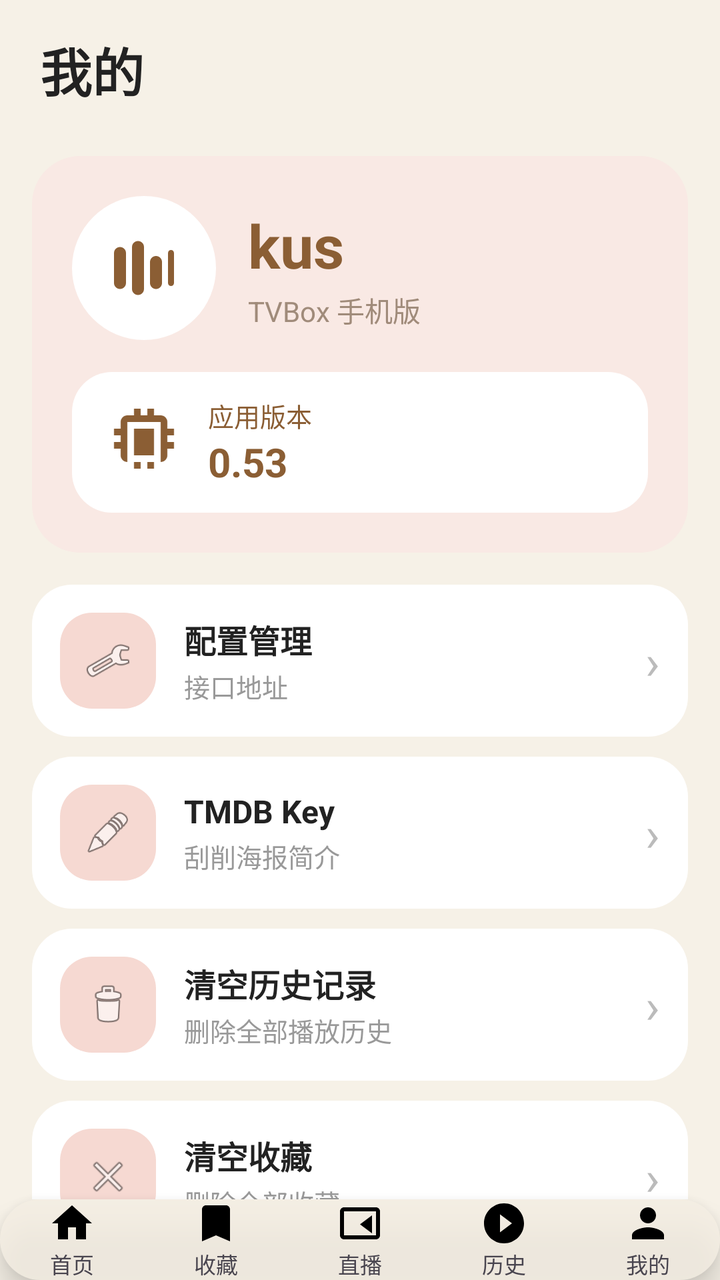
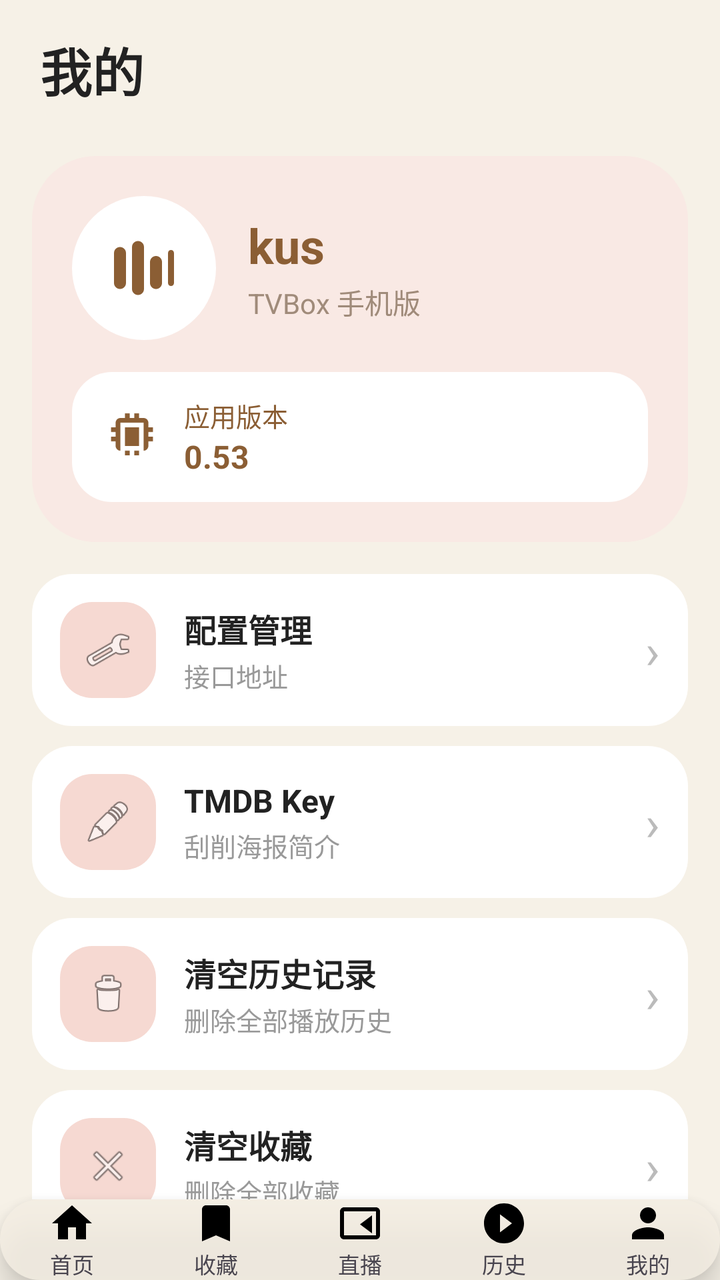

Two renders of the same Android screen: before a commit and after it. Below are the layout's source before the change and the commit's diff.
<!-- AndroidManifest.xml: application theme Theme.BoxZero -->
<!-- res/layout/activity_settings.xml -->
<?xml version="1.0" encoding="utf-8"?>
<LinearLayout xmlns:android="http://schemas.android.com/apk/res/android"
    android:layout_width="match_parent"
    android:layout_height="match_parent"
    android:background="#F6F1E7"
    android:orientation="vertical">

    <TextView
        android:layout_width="match_parent"
        android:layout_height="wrap_content"
        android:paddingStart="20dp"
        android:paddingTop="16dp"
        android:paddingBottom="8dp"
        android:text="我的"
        android:textColor="#222222"
        android:textSize="26sp"
        android:textStyle="bold" />

    <ScrollView
        android:layout_width="match_parent"
        android:layout_height="0dp"
        android:layout_weight="1"
        android:scrollbars="none">

        <LinearLayout
            android:layout_width="match_parent"
            android:layout_height="wrap_content"
            android:orientation="vertical">

            <LinearLayout
                android:layout_width="match_parent"
                android:layout_height="wrap_content"
                android:layout_margin="16dp"
                android:background="@drawable/card_pink"
                android:orientation="vertical"
                android:padding="20dp">

                <LinearLayout
                    android:layout_width="match_parent"
                    android:layout_height="wrap_content"
                    android:gravity="center_vertical"
                    android:orientation="horizontal">

                    <ImageView
                        android:layout_width="72dp"
                        android:layout_height="72dp"
                        android:background="@drawable/circle_solid_white"
                        android:padding="18dp"
                        android:src="@drawable/ic_logo_eq" />

                    <LinearLayout
                        android:layout_width="wrap_content"
                        android:layout_height="wrap_content"
                        android:layout_marginStart="16dp"
                        android:orientation="vertical">

                        <TextView
                            android:layout_width="wrap_content"
                            android:layout_height="wrap_content"
                            android:text="kus"
                            android:textColor="#8B5E34"
                            android:textSize="30sp"
                            android:textStyle="bold" />

                        <TextView
                            android:layout_width="wrap_content"
                            android:layout_height="wrap_content"
                            android:layout_marginTop="2dp"
                            android:text="TVBox 手机版"
                            android:textColor="#A08B7A"
                            android:textSize="14sp" />
                    </LinearLayout>
                </LinearLayout>

                <LinearLayout
                    android:layout_width="match_parent"
                    android:layout_height="wrap_content"
                    android:layout_marginTop="16dp"
                    android:background="@drawable/pill_bg_selected"
                    android:gravity="center_vertical"
                    android:orientation="horizontal"
                    android:paddingStart="16dp"
                    android:paddingEnd="16dp"
                    android:paddingTop="12dp"
                    android:paddingBottom="12dp">

                    <ImageView
                        android:layout_width="40dp"
                        android:layout_height="40dp"
                        android:src="@drawable/ic_chip" />

                    <LinearLayout
                        android:layout_width="wrap_content"
                        android:layout_height="wrap_content"
                        android:layout_marginStart="12dp"
                        android:orientation="vertical">

                        <TextView
                            android:layout_width="wrap_content"
                            android:layout_height="wrap_content"
                            android:text="应用版本"
                            android:textColor="#8B5E34"
                            android:textSize="13sp" />

                        <TextView
                            android:id="@+id/versionName"
                            android:layout_width="wrap_content"
                            android:layout_height="wrap_content"
                            android:text="0.53"
                            android:textColor="#8B5E34"
                            android:textSize="20sp"
                            android:textStyle="bold" />
                    </LinearLayout>
                </LinearLayout>
            </LinearLayout>

            <LinearLayout
                android:id="@+id/rowConfig"
                android:layout_width="match_parent"
                android:layout_height="wrap_content"
                android:layout_marginStart="16dp"
                android:layout_marginEnd="16dp"
                android:layout_marginBottom="10dp"
                android:background="@drawable/card_white"
                android:gravity="center_vertical"
                android:orientation="horizontal"
                android:padding="14dp">

                <ImageView
                    android:layout_width="48dp"
                    android:layout_height="48dp"
                    android:background="@drawable/icon_blob"
                    android:padding="12dp"
                    android:src="@android:drawable/ic_menu_preferences" />

                <LinearLayout
                    android:layout_width="0dp"
                    android:layout_height="wrap_content"
                    android:layout_marginStart="14dp"
                    android:layout_weight="1"
                    android:orientation="vertical">

                    <TextView
                        android:layout_width="wrap_content"
                        android:layout_height="wrap_content"
                        android:text="配置管理"
                        android:textColor="#222222"
                        android:textSize="16sp"
                        android:textStyle="bold" />

                    <TextView
                        android:id="@+id/configSummary"
                        android:layout_width="wrap_content"
                        android:layout_height="wrap_content"
                        android:layout_marginTop="2dp"
                        android:text="接口地址"
                        android:textColor="#999999"
                        android:textSize="13sp" />
                </LinearLayout>

                <TextView
                    android:layout_width="wrap_content"
                    android:layout_height="wrap_content"
                    android:text="›"
                    android:textColor="#BBBBBB"
                    android:textSize="24sp" />
            </LinearLayout>

            <LinearLayout
                android:id="@+id/rowTmdb"
                android:layout_width="match_parent"
                android:layout_height="wrap_content"
                android:layout_marginStart="16dp"
                android:layout_marginEnd="16dp"
                android:layout_marginBottom="10dp"
                android:background="@drawable/card_white"
                android:gravity="center_vertical"
                android:orientation="horizontal"
                android:padding="14dp">

                <ImageView
                    android:layout_width="48dp"
                    android:layout_height="48dp"
                    android:background="@drawable/icon_blob"
                    android:padding="12dp"
                    android:src="@android:drawable/ic_menu_edit" />

                <LinearLayout
                    android:layout_width="0dp"
                    android:layout_height="wrap_content"
                    android:layout_marginStart="14dp"
                    android:layout_weight="1"
                    android:orientation="vertical">

                    <TextView
                        android:layout_width="wrap_content"
                        android:layout_height="wrap_content"
                        android:text="TMDB Key"
                        android:textColor="#222222"
                        android:textSize="16sp"
                        android:textStyle="bold" />

                    <TextView
                        android:id="@+id/tmdbSummary"
                        android:layout_width="wrap_content"
                        android:layout_height="wrap_content"
                        android:layout_marginTop="2dp"
                        android:text="刮削海报简介"
                        android:textColor="#999999"
                        android:textSize="13sp" />
                </LinearLayout>

                <TextView
                    android:layout_width="wrap_content"
                    android:layout_height="wrap_content"
                    android:text="›"
                    android:textColor="#BBBBBB"
                    android:textSize="24sp" />
            </LinearLayout>

            <LinearLayout
                android:id="@+id/rowClearHistory"
                android:layout_width="match_parent"
                android:layout_height="wrap_content"
                android:layout_marginStart="16dp"
                android:layout_marginEnd="16dp"
                android:layout_marginBottom="10dp"
                android:background="@drawable/card_white"
                android:gravity="center_vertical"
                android:orientation="horizontal"
                android:padding="14dp">

                <ImageView
                    android:layout_width="48dp"
                    android:layout_height="48dp"
                    android:background="@drawable/icon_blob"
                    android:padding="12dp"
                    android:src="@android:drawable/ic_menu_delete" />

                <LinearLayout
                    android:layout_width="0dp"
                    android:layout_height="wrap_content"
                    android:layout_marginStart="14dp"
                    android:layout_weight="1"
                    android:orientation="vertical">

                    <TextView
                        android:layout_width="wrap_content"
                        android:layout_height="wrap_content"
                        android:text="清空历史记录"
                        android:textColor="#222222"
                        android:textSize="16sp"
                        android:textStyle="bold" />

                    <TextView
                        android:layout_width="wrap_content"
                        android:layout_height="wrap_content"
                        android:layout_marginTop="2dp"
                        android:text="删除全部播放历史"
                        android:textColor="#999999"
                        android:textSize="13sp" />
                </LinearLayout>

                <TextView
                    android:layout_width="wrap_content"
                    android:layout_height="wrap_content"
                    android:text="›"
                    android:textColor="#BBBBBB"
                    android:textSize="24sp" />
            </LinearLayout>

            <LinearLayout
                android:id="@+id/rowClearFav"
                android:layout_width="match_parent"
                android:layout_height="wrap_content"
                android:layout_marginStart="16dp"
                android:layout_marginEnd="16dp"
                android:layout_marginBottom="10dp"
                android:background="@drawable/card_white"
                android:gravity="center_vertical"
                android:orientation="horizontal"
                android:padding="14dp">

                <ImageView
                    android:layout_width="48dp"
                    android:layout_height="48dp"
                    android:background="@drawable/icon_blob"
                    android:padding="12dp"
                    android:src="@android:drawable/ic_menu_close_clear_cancel" />

                <LinearLayout
                    android:layout_width="0dp"
                    android:layout_height="wrap_content"
                    android:layout_marginStart="14dp"
                    android:layout_weight="1"
                    android:orientation="vertical">

                    <TextView
                        android:layout_width="wrap_content"
                        android:layout_height="wrap_content"
                        android:text="清空收藏"
                        android:textColor="#222222"
                        android:textSize="16sp"
                        android:textStyle="bold" />

                    <TextView
                        android:layout_width="wrap_content"
                        android:layout_height="wrap_content"
                        android:layout_marginTop="2dp"
                        android:text="删除全部收藏"
                        android:textColor="#999999"
                        android:textSize="13sp" />
                </LinearLayout>

                <TextView
                    android:layout_width="wrap_content"
                    android:layout_height="wrap_content"
                    android:text="›"
                    android:textColor="#BBBBBB"
                    android:textSize="24sp" />
            </LinearLayout>

            <View
                android:layout_width="match_parent"
                android:layout_height="20dp" />
        </LinearLayout>
    </ScrollView>

    <include
        layout="@layout/view_bottom_nav"
        android:layout_width="match_parent"
        android:layout_height="wrap_content"
        android:layout_gravity="bottom" />

</LinearLayout>
<!-- res/layout/view_bottom_nav.xml (included above) -->
<?xml version="1.0" encoding="utf-8"?>
<LinearLayout xmlns:android="http://schemas.android.com/apk/res/android"
    android:id="@+id/bottomNav"
    android:layout_width="match_parent"
    android:layout_height="68dp"
    android:layout_marginStart="16dp"
    android:layout_marginEnd="16dp"
    android:layout_marginBottom="16dp"
    android:background="@drawable/nav_bg"
    android:elevation="8dp"
    android:gravity="center"
    android:orientation="horizontal">

    <LinearLayout
        android:id="@+id/tabHome"
        android:layout_width="0dp"
        android:layout_height="match_parent"
        android:layout_weight="1"
        android:gravity="center"
        android:orientation="vertical">

        <ImageView
            android:id="@+id/iconHome"
            android:layout_width="24dp"
            android:layout_height="24dp"
            android:src="@drawable/ic_nav_home" />

        <TextView
            android:id="@+id/textHome"
            android:layout_width="wrap_content"
            android:layout_height="wrap_content"
            android:text="首页"
            android:textSize="11sp" />
    </LinearLayout>

    <LinearLayout
        android:id="@+id/tabFav"
        android:layout_width="0dp"
        android:layout_height="match_parent"
        android:layout_weight="1"
        android:gravity="center"
        android:orientation="vertical">

        <ImageView
            android:id="@+id/iconFav"
            android:layout_width="24dp"
            android:layout_height="24dp"
            android:src="@drawable/ic_nav_fav" />

        <TextView
            android:id="@+id/textFav"
            android:layout_width="wrap_content"
            android:layout_height="wrap_content"
            android:text="收藏"
            android:textSize="11sp" />
    </LinearLayout>

    <LinearLayout
        android:id="@+id/tabLive"
        android:layout_width="0dp"
        android:layout_height="match_parent"
        android:layout_weight="1"
        android:gravity="center"
        android:orientation="vertical">

        <ImageView
            android:id="@+id/iconLive"
            android:layout_width="24dp"
            android:layout_height="24dp"
            android:src="@drawable/ic_nav_live" />

        <TextView
            android:id="@+id/textLive"
            android:layout_width="wrap_content"
            android:layout_height="wrap_content"
            android:text="直播"
            android:textSize="11sp" />
    </LinearLayout>

    <LinearLayout
        android:id="@+id/tabHistory"
        android:layout_width="0dp"
        android:layout_height="match_parent"
        android:layout_weight="1"
        android:gravity="center"
        android:orientation="vertical">

        <ImageView
            android:id="@+id/iconHistory"
            android:layout_width="24dp"
            android:layout_height="24dp"
            android:src="@drawable/ic_nav_history" />

        <TextView
            android:id="@+id/textHistory"
            android:layout_width="wrap_content"
            android:layout_height="wrap_content"
            android:text="历史"
            android:textSize="11sp" />
    </LinearLayout>

    <LinearLayout
        android:id="@+id/tabMine"
        android:layout_width="0dp"
        android:layout_height="match_parent"
        android:layout_weight="1"
        android:gravity="center"
        android:orientation="vertical">

        <ImageView
            android:id="@+id/iconMine"
            android:layout_width="24dp"
            android:layout_height="24dp"
            android:src="@drawable/ic_nav_mine" />

        <TextView
            android:id="@+id/textMine"
            android:layout_width="wrap_content"
            android:layout_height="wrap_content"
            android:text="我的"
            android:textSize="11sp" />
    </LinearLayout>

</LinearLayout>
<!-- resources referenced by this layout -->
<resources>
  <!-- drawable card_pink (drawable) -->
  <?xml version="1.0" encoding="utf-8"?>
  <shape xmlns:android="http://schemas.android.com/apk/res/android"
      android:shape="rectangle">
      <solid android:color="#F9E9E4" />
      <corners android:radius="24dp" />
  </shape>
  <!-- drawable card_white (drawable) -->
  <?xml version="1.0" encoding="utf-8"?>
  <shape xmlns:android="http://schemas.android.com/apk/res/android"
      android:shape="rectangle">
      <solid android:color="#FFFFFF" />
      <corners android:radius="20dp" />
  </shape>
  <!-- drawable circle_solid_white (drawable) -->
  <?xml version="1.0" encoding="utf-8"?>
  <shape xmlns:android="http://schemas.android.com/apk/res/android"
      android:shape="oval">
      <solid android:color="#FFFFFF" />
  </shape>
  <!-- drawable ic_nav_fav (drawable) -->
  <vector xmlns:android="http://schemas.android.com/apk/res/android"
      android:width="24dp" android:height="24dp"
      android:viewportWidth="24" android:viewportHeight="24">
      <path android:fillColor="#000000"
          android:pathData="M17,3H7c-1.1,0 -2,0.9 -2,2v16l7,-3l7,3V5c0,-1.1 -0.9,-2 -2,-2z" />
  </vector>
  <!-- drawable ic_nav_history (drawable) -->
  <vector xmlns:android="http://schemas.android.com/apk/res/android"
      android:width="24dp" android:height="24dp"
      android:viewportWidth="24" android:viewportHeight="24">
      <path android:fillColor="#000000"
          android:pathData="M12,2C6.5,2 2,6.5 2,12s4.5,10 10,10s10,-4.5 10,-10S17.5,2 12,2zM10,16.5v-9L16,12l-6,4.5z" />
  </vector>
  <!-- drawable ic_nav_home (drawable) -->
  <vector xmlns:android="http://schemas.android.com/apk/res/android"
      android:width="24dp" android:height="24dp"
      android:viewportWidth="24" android:viewportHeight="24">
      <path android:fillColor="#000000"
          android:pathData="M10,20v-6h4v6h5v-8h3L12,3 2,12h3v8z" />
  </vector>
  <!-- drawable ic_nav_live (drawable) -->
  <vector xmlns:android="http://schemas.android.com/apk/res/android"
      android:width="24dp" android:height="24dp"
      android:viewportWidth="24" android:viewportHeight="24">
      <path android:fillColor="#000000"
          android:pathData="M20,4H4c-1.1,0 -2,0.9 -2,2v12c0,1.1 0.9,2 2,2h16c1.1,0 2,-0.9 2,-2V6c0,-1.1 -0.9,-2 -2,-2zM20,18H4V6h16v12zM18,8l-6,4.5L18,17V8z" />
  </vector>
  <!-- drawable ic_nav_mine (drawable) -->
  <vector xmlns:android="http://schemas.android.com/apk/res/android"
      android:width="24dp" android:height="24dp"
      android:viewportWidth="24" android:viewportHeight="24">
      <path android:fillColor="#000000"
          android:pathData="M12,12c2.2,0 4,-1.8 4,-4s-1.8,-4 -4,-4s-4,1.8 -4,4S9.8,12 12,12zM12,14c-2.7,0 -8,1.3 -8,4v2h16v-2c0,-2.7 -5.3,-4 -8,-4z" />
  </vector>
  <!-- drawable icon_blob (drawable) -->
  <?xml version="1.0" encoding="utf-8"?>
  <shape xmlns:android="http://schemas.android.com/apk/res/android"
      android:shape="rectangle">
      <solid android:color="#F6D9D2" />
      <corners android:radius="16dp" />
  </shape>
  <!-- drawable nav_bg (drawable) -->
  <?xml version="1.0" encoding="utf-8"?>
  <shape xmlns:android="http://schemas.android.com/apk/res/android"
      android:shape="rectangle">
      <solid android:color="#CFF5EFE4" />
      <corners android:radius="32dp" />
  </shape>
  <!-- drawable pill_bg_selected (drawable) -->
  <?xml version="1.0" encoding="utf-8"?>
  <shape xmlns:android="http://schemas.android.com/apk/res/android"
      android:shape="rectangle">
      <solid android:color="#FFFFFF" />
      <corners android:radius="20dp" />
  </shape>
  <style name="Theme.BoxZero" parent="Theme.Material3.DayNight.NoActionBar">
      </style>
  <!-- unchanged entries left out for length: 2 -->
</resources>

<!-- the commit's change to res/layout/activity_settings.xml (unified diff, before → after) -->
@@ -59,7 +59,7 @@
                             android:layout_height="wrap_content"
                             android:text="kus"
                             android:textColor="#8B5E34"
-                            android:textSize="30sp"
+                            android:textSize="24sp"
                             android:textStyle="bold" />
 
                         <TextView
@@ -85,8 +85,8 @@
                     android:paddingBottom="12dp">
 
                     <ImageView
-                        android:layout_width="40dp"
-                        android:layout_height="40dp"
+                        android:layout_width="28dp"
+                        android:layout_height="28dp"
                         android:src="@drawable/ic_chip" />
 
                     <LinearLayout
@@ -108,7 +108,7 @@
                             android:layout_height="wrap_content"
                             android:text="0.53"
                             android:textColor="#8B5E34"
-                            android:textSize="20sp"
+                            android:textSize="16sp"
                             android:textStyle="bold" />
                     </LinearLayout>
                 </LinearLayout>
<!-- resource entries referenced after the edit -->
@@ -5,7 +5,7 @@
   <shape xmlns:android="http://schemas.android.com/apk/res/android"
       android:shape="rectangle">
       <solid android:color="#F9E9E4" />
-      <corners android:radius="24dp" />
+      <corners android:radius="32dp" />
   </shape>
   <!-- drawable card_white (drawable) -->
   <?xml version="1.0" encoding="utf-8"?>
